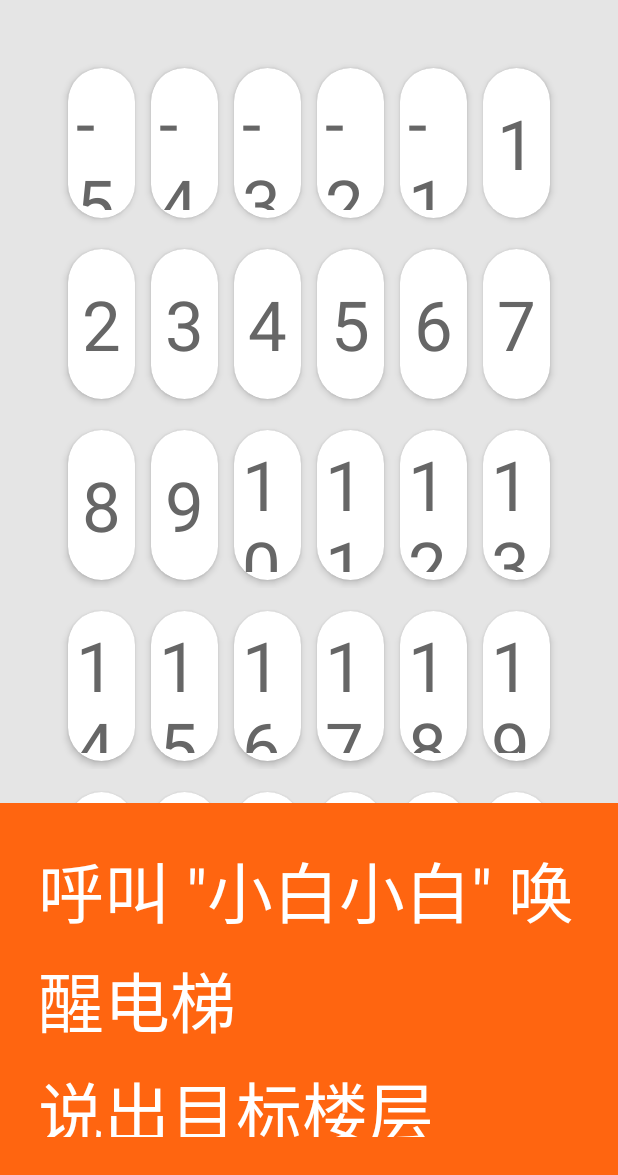
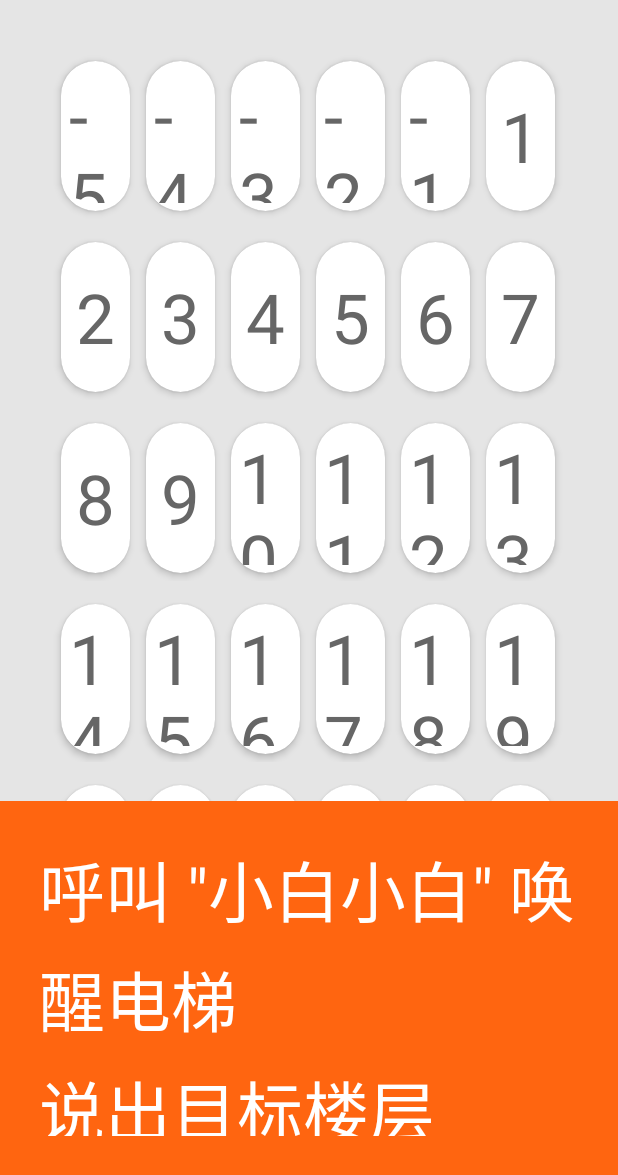
Before and after one commit to canqihe/IFLY_Demo, an Android app: the screen it shows after launch (TakeElevatorActivity), on a phone screen of 412 x 824 dp, the part 61-1236 px from its top. Run offline under Robolectric (Android 15) with nearby library versions, the light colour scheme and no system bars; our stand-ins replace ButterKnife; libraries missing offline, so code that uses them is left out: me.f1reking.serialportlib; 22 statements that could not run were skipped.

Commit message:
添加开机自启动

```diff
--- a/app/src/main/java/com/true_u/ifly_elevator/MainActivity.java
+++ b/app/src/main/java/com/true_u/ifly_elevator/MainActivity.java
@@ -114,7 +114,7 @@ public class MainActivity extends AppCompatActivity {
             return;
         }
 
-        setVoiceParam();//设置语音朗读参数
+        setVoiceParam();//设置语音合成参数
         voiceWake(); //保持唤醒监听
 
 //        floorAdapter = new FloorAdapter(MainActivity.this, list, 5);
--- a/app/src/main/res/layout/activity_take_elevator.xml
+++ b/app/src/main/res/layout/activity_take_elevator.xml
@@ -42,14 +42,13 @@
         android:id="@+id/grid_view"
         android:layout_width="match_parent"
         android:layout_height="0dp"
-        android:layout_marginLeft="40dp"
-        android:layout_marginTop="40dp"
-        android:layout_marginRight="40dp"
+        android:layout_marginLeft="35dp"
+        android:layout_marginTop="35dp"
+        android:layout_marginRight="35dp"
         android:layout_weight="8"
         android:numColumns="6"
         android:scrollbars="none"
         android:verticalSpacing="10dp" />
-
 
     <LinearLayout
         android:layout_width="match_parent"
@@ -66,14 +65,13 @@
             android:background="@android:color/white">
 
 
-
             <TextView
                 android:id="@+id/isr_text"
                 android:layout_width="match_parent"
                 android:layout_height="match_parent"
                 android:background="#ff6510"
                 android:lineSpacingExtra="8dp"
-                android:padding="25dp"
+                android:padding="26dp"
                 android:text="@string/ttg_desc"
                 android:textColor="@android:color/white"
                 android:textSize="44dp" />
@@ -109,4 +107,5 @@
     </LinearLayout>
 
 
+
 </LinearLayout>
```
Also changed, not shown: app/src/main/AndroidManifest.xml (+27 -13 lines), app/src/main/java/com/true_u/ifly_elevator/BootCompleteReceiver.java (added, +24 -0 lines), app/src/main/java/com/true_u/ifly_elevator/TakeElevatorActivity.java (+14 -7 lines), app/src/main/java/com/true_u/ifly_elevator/util/Constant.java (added, +14 -0 lines). Lines whose indentation alone changed are shown as unchanged.
